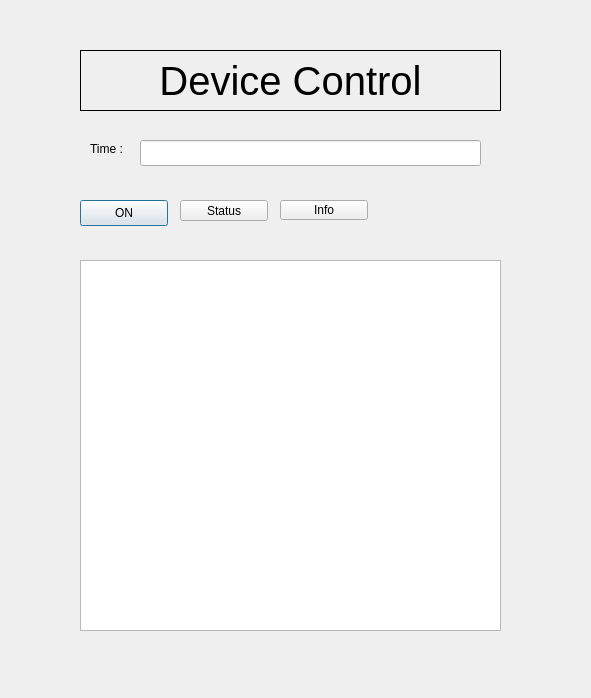
Before: the Qt Designer form vehicle_gui/main.ui in jonnyboy2222/self_drive, drawn with Qt 5.
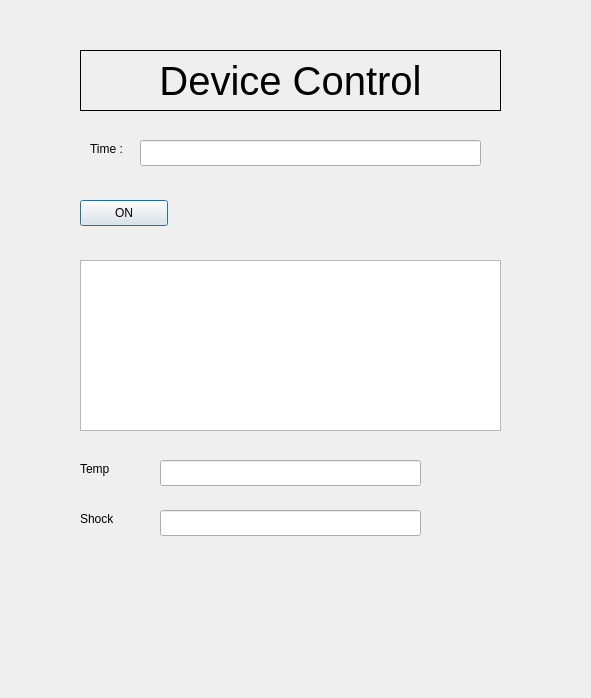
After: the same form once the commit is applied.

Patch:
```diff
--- a/vehicle_gui/main.ui
+++ b/vehicle_gui/main.ui
@@ -43,7 +43,7 @@
      <x>80</x>
      <y>260</y>
      <width>421</width>
-     <height>371</height>
+     <height>171</height>
     </rect>
    </property>
    <property name="readOnly">
@@ -63,32 +63,6 @@
     <string>ON</string>
    </property>
   </widget>
-  <widget class="QPushButton" name="status_btn">
-   <property name="geometry">
-    <rect>
-     <x>180</x>
-     <y>200</y>
-     <width>88</width>
-     <height>21</height>
-    </rect>
-   </property>
-   <property name="text">
-    <string>Status</string>
-   </property>
-  </widget>
-  <widget class="QPushButton" name="info_btn">
-   <property name="geometry">
-    <rect>
-     <x>280</x>
-     <y>200</y>
-     <width>88</width>
-     <height>20</height>
-    </rect>
-   </property>
-   <property name="text">
-    <string>Info</string>
-   </property>
-  </widget>
   <widget class="QLabel" name="label_2">
    <property name="geometry">
     <rect>
@@ -115,6 +89,58 @@
     <bool>true</bool>
    </property>
   </widget>
+  <widget class="QLineEdit" name="shock_edit">
+   <property name="geometry">
+    <rect>
+     <x>160</x>
+     <y>510</y>
+     <width>261</width>
+     <height>26</height>
+    </rect>
+   </property>
+   <property name="readOnly">
+    <bool>true</bool>
+   </property>
+  </widget>
+  <widget class="QLabel" name="label_3">
+   <property name="geometry">
+    <rect>
+     <x>80</x>
+     <y>460</y>
+     <width>66</width>
+     <height>18</height>
+    </rect>
+   </property>
+   <property name="text">
+    <string>Temp</string>
+   </property>
+  </widget>
+  <widget class="QLabel" name="label_4">
+   <property name="geometry">
+    <rect>
+     <x>80</x>
+     <y>510</y>
+     <width>66</width>
+     <height>18</height>
+    </rect>
+   </property>
+   <property name="text">
+    <string>Shock</string>
+   </property>
+  </widget>
+  <widget class="QLineEdit" name="temp_edit">
+   <property name="geometry">
+    <rect>
+     <x>160</x>
+     <y>460</y>
+     <width>261</width>
+     <height>26</height>
+    </rect>
+   </property>
+   <property name="readOnly">
+    <bool>true</bool>
+   </property>
+  </widget>
  </widget>
  <resources/>
  <connections/>
```
